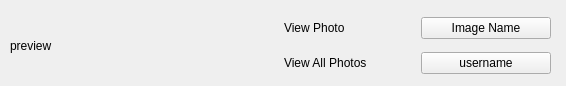
Old version of the form imagesamplewidget.ui in the repository osamahammad21/Distributed.
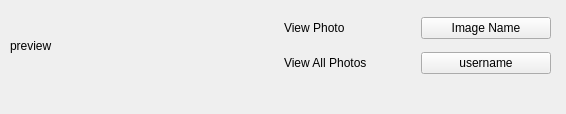
New version of the form.

```diff
--- a/imagesamplewidget.ui
+++ b/imagesamplewidget.ui
@@ -7,7 +7,7 @@
     <x>0</x>
     <y>0</y>
     <width>566</width>
-    <height>86</height>
+    <height>114</height>
    </rect>
   </property>
   <property name="windowTitle">
@@ -82,6 +82,19 @@
     </item>
    </layout>
   </widget>
+  <widget class="QLabel" name="label_status">
+   <property name="geometry">
+    <rect>
+     <x>10</x>
+     <y>90</y>
+     <width>531</width>
+     <height>16</height>
+    </rect>
+   </property>
+   <property name="text">
+    <string/>
+   </property>
+  </widget>
  </widget>
  <resources/>
  <connections/>
```
